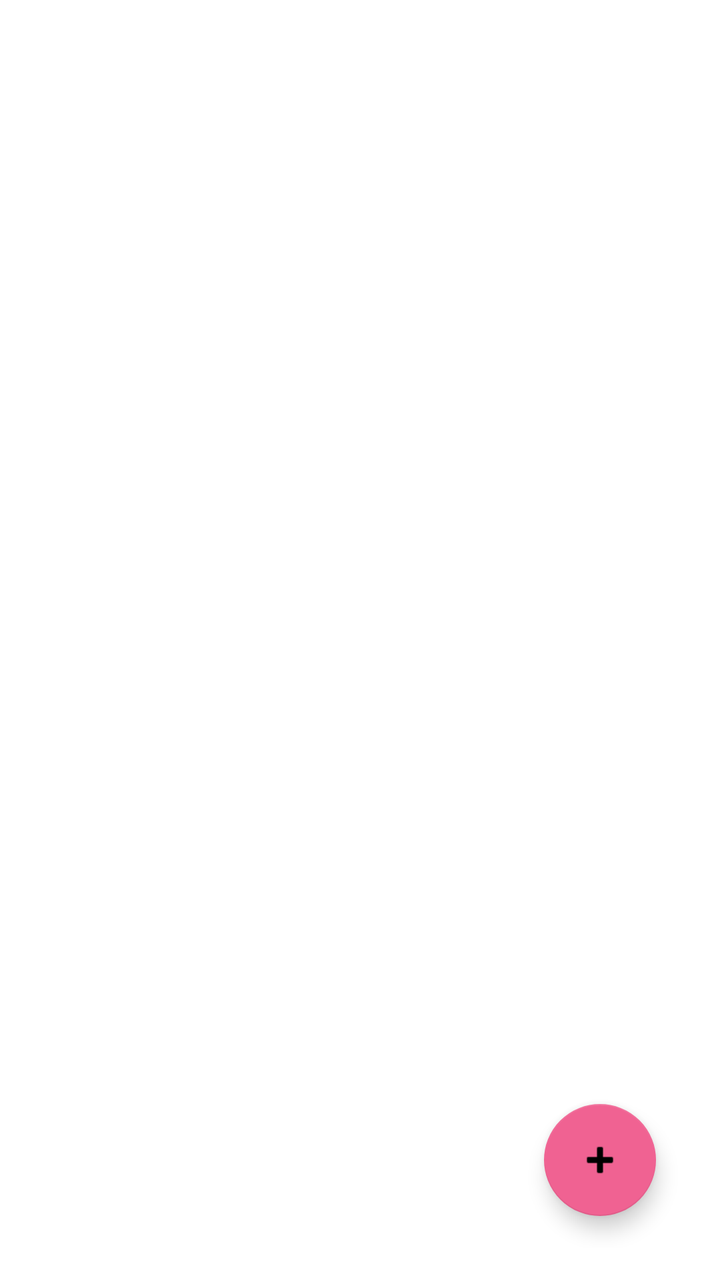
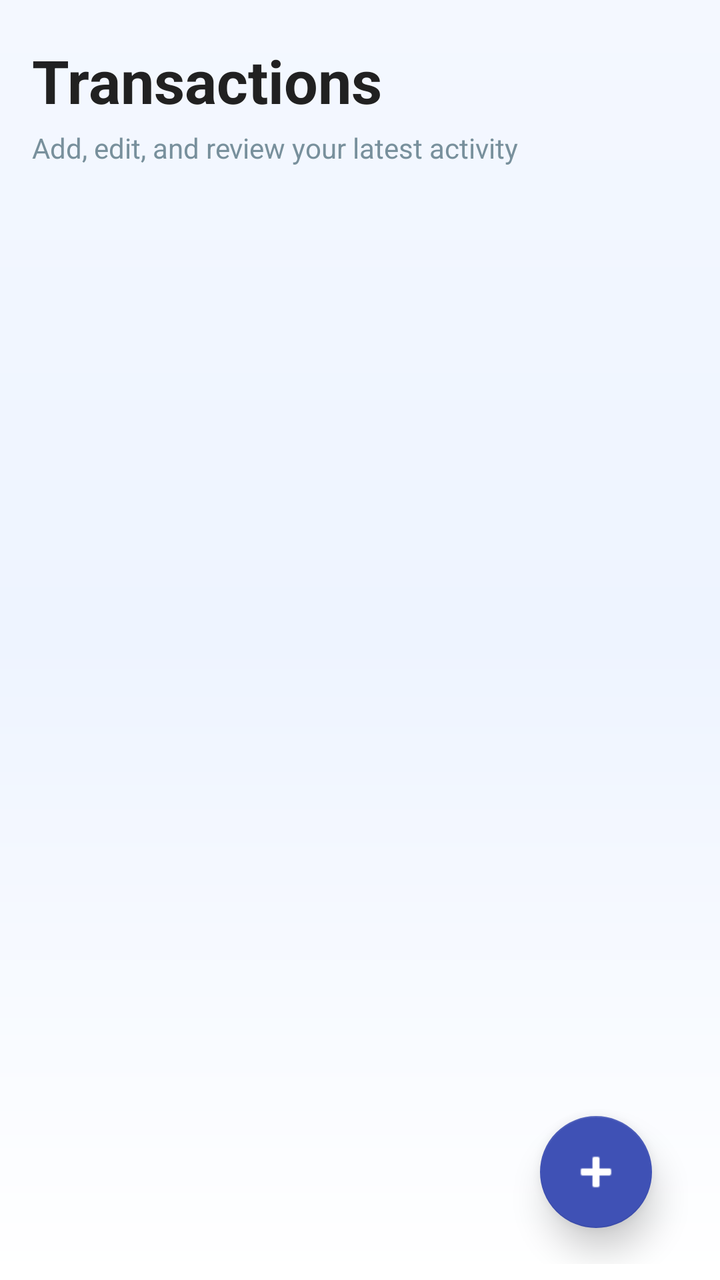

An Android layout rendered at two revisions. The XML below is the earlier revision; the diff shows what the commit changed to produce the second picture.
<!-- AndroidManifest.xml: application theme Theme.ImiliPocket -->
<!-- res/layout/fragment_transactions.xml -->
<?xml version="1.0" encoding="utf-8"?>
<androidx.constraintlayout.widget.ConstraintLayout
    xmlns:android="http://schemas.android.com/apk/res/android"
    xmlns:app="http://schemas.android.com/apk/res-auto"
    android:layout_width="match_parent"
    android:layout_height="match_parent"
    android:padding="16dp">

    <androidx.recyclerview.widget.RecyclerView
        android:id="@+id/rv_transactions"
        android:layout_width="0dp"
        android:layout_height="0dp"
        app:layout_constraintTop_toTopOf="parent"
        app:layout_constraintBottom_toBottomOf="parent"
        app:layout_constraintStart_toStartOf="parent"
        app:layout_constraintEnd_toEndOf="parent" />

    <com.google.android.material.floatingactionbutton.FloatingActionButton
        android:id="@+id/fab_add"
        android:layout_width="wrap_content"
        android:layout_height="wrap_content"
        android:src="@android:drawable/ic_input_add"
        app:layout_constraintBottom_toBottomOf="parent"
        app:layout_constraintEnd_toEndOf="parent"
        android:layout_margin="16dp" />

</androidx.constraintlayout.widget.ConstraintLayout>
<!-- resources referenced by this layout -->
<resources>
  <style name="Theme.ImiliPocket" parent="Theme.MaterialComponents.DayNight.NoActionBar">
          <item name="colorPrimary">@color/primary_color</item> 
          <item name="colorPrimaryVariant">@color/primary_dark</item> 
          <item name="colorOnPrimary">@color/white</item>
          <item name="colorSecondary">@color/secondary_color</item> 
          <item name="colorSecondaryVariant">@color/secondary_dark</item> 
          <item name="colorOnSecondary">@color/black</item>
          <item name="android:statusBarColor">@android:color/transparent</item>
          <item name="android:windowLightStatusBar">true</item>
          <item name="android:navigationBarColor">@android:color/transparent</item>
          <item name="android:windowDrawsSystemBarBackgrounds">true</item>
      </style>
  <color name="primary_color">#3F51B5</color>
  <color name="primary_dark">#303F9F</color>
  <color name="white">#FFFFFFFF</color>
  <color name="secondary_color">#F06292</color>
  <color name="secondary_dark">#C2185B</color>
  <color name="black">#FF000000</color>
</resources>

<!-- the commit's change to res/layout/fragment_transactions.xml (unified diff, before → after) -->
@@ -4,13 +4,44 @@
     xmlns:app="http://schemas.android.com/apk/res-auto"
     android:layout_width="match_parent"
     android:layout_height="match_parent"
-    android:padding="16dp">
+    android:background="@drawable/bg_screen_modern"
+    android:paddingStart="16dp"
+    android:paddingTop="20dp"
+    android:paddingEnd="16dp"
+    android:paddingBottom="8dp">
+
+    <TextView
+        android:id="@+id/tv_transactions_title"
+        android:layout_width="0dp"
+        android:layout_height="wrap_content"
+        android:text="Transactions"
+        android:textColor="@color/text_primary"
+        android:textSize="30sp"
+        android:textStyle="bold"
+        app:layout_constraintStart_toStartOf="parent"
+        app:layout_constraintEnd_toEndOf="parent"
+        app:layout_constraintTop_toTopOf="parent" />
+
+    <TextView
+        android:id="@+id/tv_transactions_subtitle"
+        android:layout_width="0dp"
+        android:layout_height="wrap_content"
+        android:layout_marginTop="4dp"
+        android:text="Add, edit, and review your latest activity"
+        android:textColor="@color/text_secondary"
+        android:textSize="14sp"
+        app:layout_constraintStart_toStartOf="parent"
+        app:layout_constraintEnd_toEndOf="parent"
+        app:layout_constraintTop_toBottomOf="@id/tv_transactions_title" />
 
     <androidx.recyclerview.widget.RecyclerView
         android:id="@+id/rv_transactions"
         android:layout_width="0dp"
         android:layout_height="0dp"
-        app:layout_constraintTop_toTopOf="parent"
+        android:layout_marginTop="12dp"
+        android:clipToPadding="false"
+        android:paddingBottom="92dp"
+        app:layout_constraintTop_toBottomOf="@id/tv_transactions_subtitle"
         app:layout_constraintBottom_toBottomOf="parent"
         app:layout_constraintStart_toStartOf="parent"
         app:layout_constraintEnd_toEndOf="parent" />
@@ -19,9 +50,13 @@
         android:id="@+id/fab_add"
         android:layout_width="wrap_content"
         android:layout_height="wrap_content"
+        android:layout_margin="18dp"
         android:src="@android:drawable/ic_input_add"
+        app:backgroundTint="@color/primary_color"
+        app:elevation="10dp"
+        app:maxImageSize="28dp"
+        app:tint="@color/white"
         app:layout_constraintBottom_toBottomOf="parent"
-        app:layout_constraintEnd_toEndOf="parent"
-        android:layout_margin="16dp" />
+        app:layout_constraintEnd_toEndOf="parent" />
 
 </androidx.constraintlayout.widget.ConstraintLayout>
<!-- resource entries referenced after the edit -->
@@ -11,12 +11,34 @@
           <item name="android:windowLightStatusBar">true</item>
           <item name="android:navigationBarColor">@android:color/transparent</item>
           <item name="android:windowDrawsSystemBarBackgrounds">true</item>
+          <item name="android:windowBackground">@drawable/bg_screen_modern</item>
+          <item name="shapeAppearanceMediumComponent">@style/ShapeAppearance.ImiliPocket.Medium</item>
+          <item name="shapeAppearanceSmallComponent">@style/ShapeAppearance.ImiliPocket.Small</item>
       </style>
   <color name="primary_color">#3F51B5</color>
+  <color name="text_primary">#212121</color>
+  <color name="text_secondary">#78909C</color>
   <color name="primary_dark">#303F9F</color>
   <color name="white">#FFFFFFFF</color>
+  <!-- drawable bg_screen_modern (drawable) -->
+  <?xml version="1.0" encoding="utf-8"?>
+  <shape xmlns:android="http://schemas.android.com/apk/res/android">
+      <gradient
+          android:angle="270"
+          android:startColor="#F4F8FF"
+          android:centerColor="#EEF4FF"
+          android:endColor="#FFFFFF" />
+  </shape>
   <color name="secondary_color">#F06292</color>
   <color name="secondary_dark">#C2185B</color>
   <color name="black">#FF000000</color>
+  <style name="ShapeAppearance.ImiliPocket.Medium" parent="ShapeAppearance.MaterialComponents.MediumComponent">
+          <item name="cornerFamily">rounded</item>
+          <item name="cornerSize">20dp</item>
+      </style>
+  <style name="ShapeAppearance.ImiliPocket.Small" parent="ShapeAppearance.MaterialComponents.SmallComponent">
+          <item name="cornerFamily">rounded</item>
+          <item name="cornerSize">14dp</item>
+      </style>
 </resources>
 
